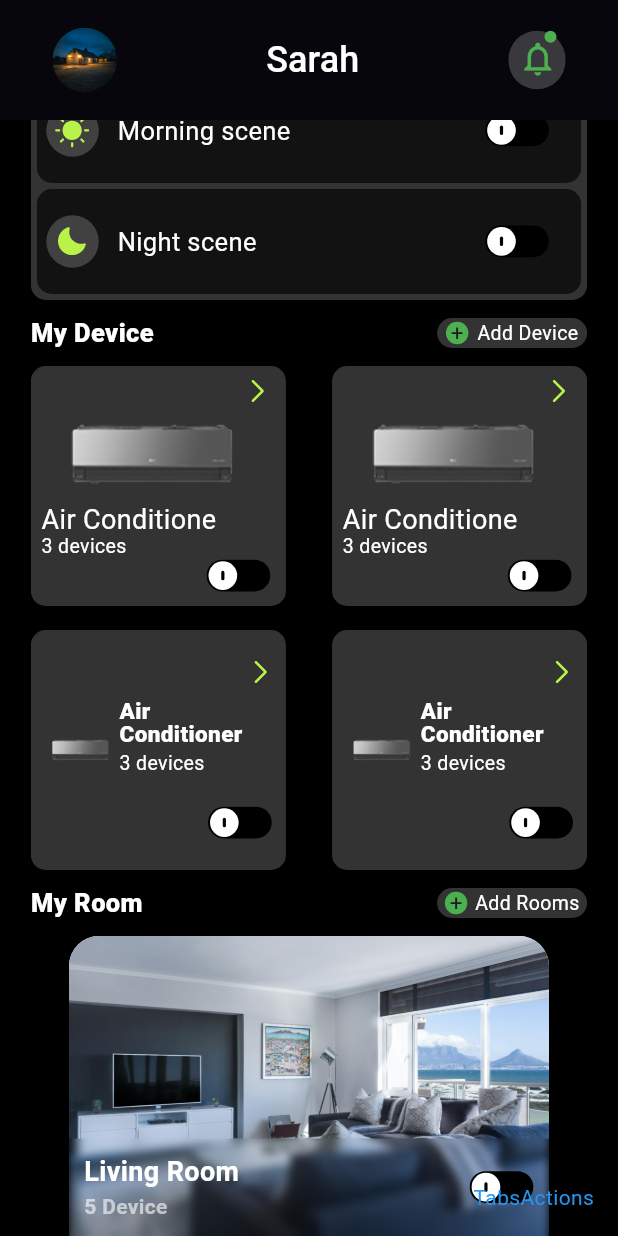
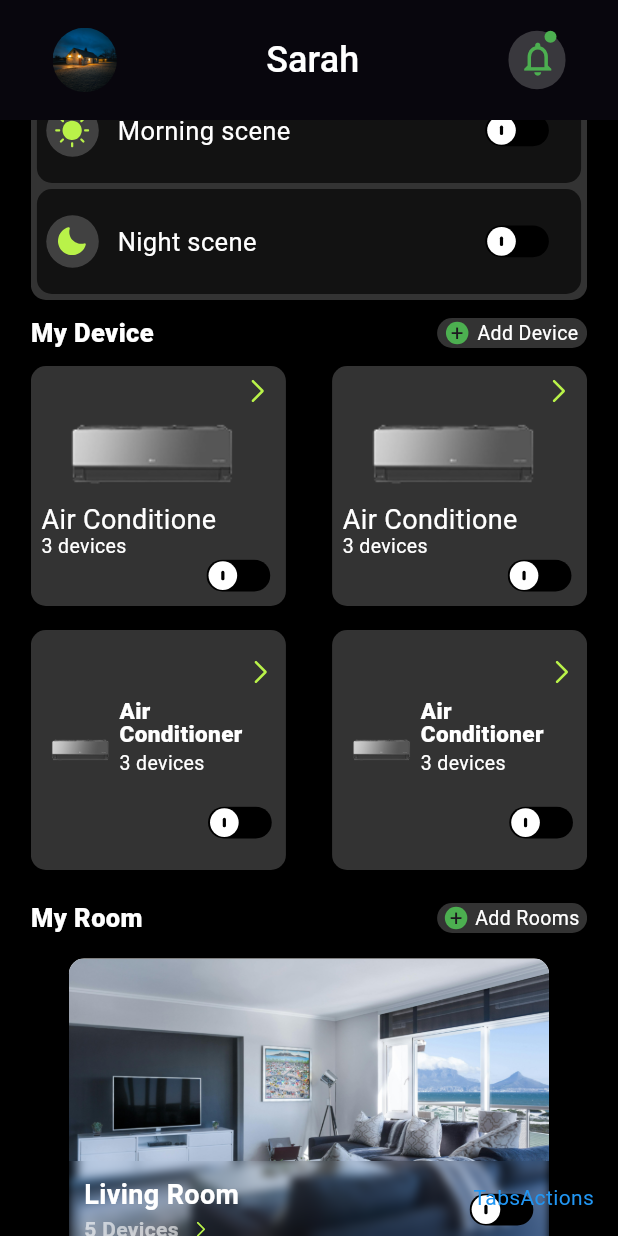
Before and after one commit to Tuyisenge2/E-commrcer-SPA-flutter, a Flutter app: the Dashboard screen opened by its route, scrolled down 280 dp, on a phone screen of 412 x 824 dp. Run offline on Flutter 3.47's test engine with Material 3 defaults, Android fonts, the phone set to English and light mode, and no system bars; our stand-ins replace flutter_svg, go_router.

Commit message:
adding view more on device card

```diff
--- a/lib/components/rooms_component.dart
+++ b/lib/components/rooms_component.dart
@@ -4,6 +4,9 @@ import 'package:flutter/material.dart';
 import 'package:flutter_svg/svg.dart';
 
 class RoomsComponent extends StatelessWidget {
+  final String roomName;
+  final int deviceCount;
+  const RoomsComponent({required this.roomName, required this.deviceCount});
   @override
   Widget build(BuildContext context) {
     return Container(
@@ -12,8 +15,8 @@ class RoomsComponent extends StatelessWidget {
       decoration: BoxDecoration(
         color: Colors.white,
         borderRadius: BorderRadius.only(
-          topLeft: Radius.circular(20),
-          topRight: Radius.circular(20),
+          topLeft: Radius.circular(10),
+          topRight: Radius.circular(10),
         ),
         image: DecorationImage(
           image: AssetImage('assets/images/livingRoom.jpg'),
@@ -42,20 +45,33 @@ class RoomsComponent extends StatelessWidget {
                         mainAxisAlignment: MainAxisAlignment.center,
                         children: [
                           Text(
-                            'Living Room',
+                            roomName,
                             style: TextStyle(
                               color: Colors.white,
                               fontWeight: FontWeight.w700,
                               fontSize: 18,
                             ),
                           ),
+                          Row(
+                            crossAxisAlignment: CrossAxisAlignment.center,
+                            children: [
                               Text(
-                            '5 Device',
+                                '$deviceCount Devices',
                                 style: TextStyle(
                                   color: Colors.white.withOpacity(0.6),
                                   fontWeight: FontWeight.w700,
                                   fontSize: 14,
                                 ),
+                              ),
+                              SizedBox(width: 10),
+                              InkWell(
+                                child: SvgPicture.asset(
+                                  'assets/icons/less2.svg',
+                                  height: 10,
+                                  width: 10,
+                                ),
+                              ),
+                            ],
                           ),
                         ],
                       ),
--- a/lib/pages/Dashboard/dashboard.dart
+++ b/lib/pages/Dashboard/dashboard.dart
@@ -378,10 +378,18 @@ class Dashboard extends StatelessWidget {
                     ),
                   ],
                 ),
-                SizedBox(height: 10),
+                SizedBox(height: 20),
                 TitleAdd(firstLabel: 'My Room', AddLabel: 'Add Rooms'),
-                SizedBox(height: 10),
-                Column(children: [RoomsComponent()]),
+                SizedBox(height: 15),
+                Column(
+                  spacing: 15,
+                  children: [
+                    RoomsComponent(roomName: 'Living Room', deviceCount: 5),
+                    RoomsComponent(roomName: 'Bed Room', deviceCount: 2),
+                    RoomsComponent(roomName: 'Bed Room 2', deviceCount: 3),
+                    RoomsComponent(roomName: 'Kitchen', deviceCount: 4),
+                  ],
+                ),
               ],
             ),
           ),
```
Lines whose indentation alone changed are shown as unchanged.
